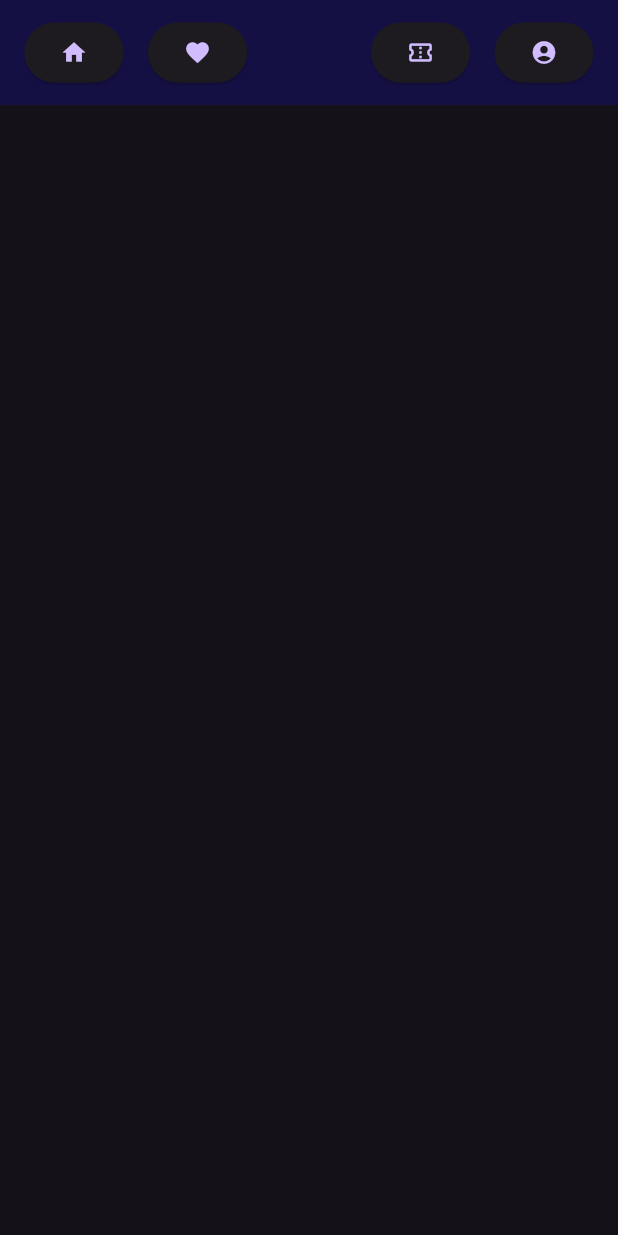
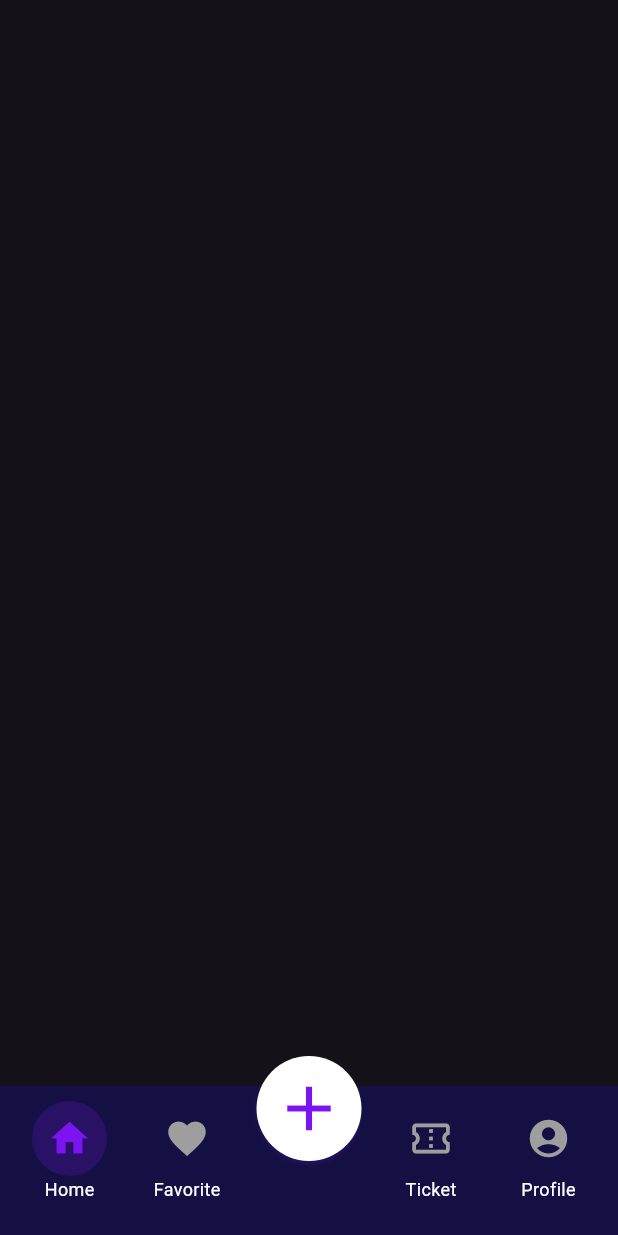
Before and after one commit to protik0939/party_app, a Flutter app: the Layout screen opened directly, on a phone screen of 412 x 824 dp. Run offline on Flutter 3.47's test engine with Material 3 defaults, Android fonts, the phone set to English and light mode, and no system bars; our stand-ins replace go_router, pinput.

Commit message:
Refactor layout structure and update navigation; fix various widget properties and types

```diff
--- a/lib/widgets/Layout/Layout.dart
+++ b/lib/widgets/Layout/Layout.dart
@@ -1,8 +1,4 @@
 import 'package:flutter/material.dart';
-import 'package:go_router/go_router.dart';
-import 'package:flutter_application_1/widgets/ProfilePage/ProfilePage.dart';
-import 'package:flutter_application_1/widgets/Layout/homePage/HomePage.dart';
-import 'package:flutter_application_1/widgets/Layout/BottomNavBar/BottomNavBar.dart';
 
 class Layout extends StatefulWidget {
   final Widget child;
@@ -18,40 +14,163 @@ class _LayoutState extends State<Layout> {
   void _changeRoute(String index) {
     setState(() {
       currentIndex = index;
-      context.go('/$index');
+      // context.go('/$index');
     });
   }
 
   @override
   Widget build(BuildContext context) {
     return Scaffold(
-      body: Container(
-        height: 70,
+      body: Stack(
+        children: [
+          Align(
+            alignment: Alignment.bottomCenter,
+            child: Container(
+              height: 100,
+              padding: EdgeInsets.symmetric(vertical: 10),
               decoration: BoxDecoration(color: Color(0xFF151044)),
               child: Row(
                 mainAxisAlignment: MainAxisAlignment.spaceEvenly,
                 children: [
+                  Column(
+                    children: [
                       ElevatedButton(
+                        style: ElevatedButton.styleFrom(
+                          shape: CircleBorder(),
+                          padding: EdgeInsets.all(10),
+                          shadowColor: Colors.transparent,
+                          backgroundColor: currentIndex == 'home'
+                              ? Color.fromARGB(50, 124, 20, 242)
+                              : Color(0xFF151044),
+                        ),
                         onPressed: () {
                           _changeRoute('home');
                         },
-              child: Icon(Icons.home),
+                        child: Icon(
+                          Icons.home,
+                          color: currentIndex == 'home'
+                              ? Color.fromARGB(255, 124, 20, 242)
+                              : Colors.grey,
+                          size: 30,
                         ),
-            ElevatedButton(onPressed: () {}, child: Icon(Icons.favorite)),
-            SizedBox(width: 50),
+                      ),
+                      Text(
+                        'Home',
+                        style: TextStyle(color: Colors.white, fontSize: 12),
+                        textAlign: TextAlign.center,
+                      ),
+                    ],
+                  ),
+                  Column(
+                    children: [
                       ElevatedButton(
-              onPressed: () {},
-              child: Icon(Icons.confirmation_num_outlined),
+                        style: ElevatedButton.styleFrom(
+                          shape: CircleBorder(),
+                          shadowColor: Colors.transparent,
+                          padding: EdgeInsets.all(10),
+                          backgroundColor: currentIndex == 'favorite'
+                              ? Color.fromARGB(50, 124, 20, 242)
+                              : Color(0xFF151044),
                         ),
+                        onPressed: () {
+                          _changeRoute('favorite');
+                        },
+                        child: Icon(
+                          Icons.favorite,
+                          color: currentIndex == 'favorite'
+                              ? Color.fromARGB(255, 124, 20, 242)
+                              : Colors.grey,
+                          size: 30,
+                        ),
+                      ),
+                      Text(
+                        'Favorite',
+                        style: TextStyle(color: Colors.white, fontSize: 12),
+                        textAlign: TextAlign.center,
+                      ),
+                    ],
+                  ),
+                  SizedBox(width: 70),
+                  Column(
+                    children: [
                       ElevatedButton(
+                        style: ElevatedButton.styleFrom(
+                          shape: CircleBorder(),
+                          padding: EdgeInsets.all(10),
+                          shadowColor: Colors.transparent,
+                          backgroundColor: currentIndex == 'ticket'
+                              ? Color.fromARGB(50, 124, 20, 242)
+                              : Color(0xFF151044),
+                        ),
+                        onPressed: () {
+                          _changeRoute('ticket');
+                        },
+                        child: Icon(
+                          Icons.confirmation_num_outlined,
+                          color: currentIndex == 'ticket'
+                              ? Color.fromARGB(255, 124, 20, 242)
+                              : Colors.grey,
+                          size: 30,
+                        ),
+                      ),
+                      Text(
+                        'Ticket',
+                        style: TextStyle(color: Colors.white, fontSize: 12),
+                        textAlign: TextAlign.center,
+                      ),
+                    ],
+                  ),
+                  Column(
+                    children: [
+                      ElevatedButton(
+                        style: ElevatedButton.styleFrom(
+                          shape: CircleBorder(),
+                          padding: EdgeInsets.all(10),
+                          shadowColor: Colors.transparent,
+                          backgroundColor: currentIndex == 'profile'
+                              ? Color.fromARGB(50, 124, 20, 242)
+                              : Color(0xFF151044),
+                        ),
                         onPressed: () {
                           _changeRoute('profile');
                         },
-              child: Icon(Icons.account_circle),
+                        child: Icon(
+                          Icons.account_circle,
+                          color: currentIndex == 'profile'
+                              ? Color.fromARGB(255, 124, 20, 242)
+                              : Colors.grey,
+                          size: 30,
+                        ),
+                      ),
+                      Text(
+                        'Profile',
+                        style: TextStyle(color: Colors.white, fontSize: 12),
+                        textAlign: TextAlign.center,
+                      ),
+                    ],
                   ),
                 ],
               ),
             ),
+          ),
+          Align(
+            alignment: Alignment.bottomCenter,
+            child: Container(
+              padding: EdgeInsets.only(bottom: 50),
+              child: ElevatedButton(
+                style: ElevatedButton.styleFrom(
+                  shape: CircleBorder(),
+                  padding: EdgeInsets.all(10),
+                  backgroundColor: Color.fromARGB(255, 255, 255, 255),
+                  shadowColor: Color.fromARGB(143, 124, 20, 242),
+                ),
+                onPressed: () {},
+                child: Icon(Icons.add, size: 50, color: Color(0xFF7C14F2)),
+              ),
+            ),
+          ),
+        ],
+      ),
     );
   }
 }
--- a/lib/widgets/SignUpPage/SignUp.dart
+++ b/lib/widgets/SignUpPage/SignUp.dart
@@ -15,7 +15,7 @@ class _SignUpState extends State<SignUp> {
     _viewPassword = !_viewPassword;
   }
 
-  var _checked = false;
+  final _checked = false;
 
   @override
   Widget build(BuildContext context) {
--- a/lib/widgets/loginPage/ForgotPassword/NewPasswordInput.dart
+++ b/lib/widgets/loginPage/ForgotPassword/NewPasswordInput.dart
@@ -15,7 +15,7 @@ class _NewPasswordInputState extends State<NewPasswordInput> {
     _viewPassword = !_viewPassword;
   }
 
-  var _checked = false;
+  final _checked = false;
 
   @override
   Widget build(BuildContext context) {
--- a/lib/widgets/loginPage/ForgotPassword/OtpVerify.dart
+++ b/lib/widgets/loginPage/ForgotPassword/OtpVerify.dart
@@ -45,7 +45,7 @@ class _OtpverifyState extends State<Otpverify> {
                 ],
               ),
               SizedBox(height: 50),
-              Container(
+              SizedBox(
                 width: w,
                 child: Text(
                   'Authentication Code',
@@ -55,7 +55,7 @@ class _OtpverifyState extends State<Otpverify> {
               ),
               Padding(
                 padding: const EdgeInsets.only(top: 10),
-                child: Container(
+                child: SizedBox(
                   width: w,
                   child: RichText(
                     text: TextSpan(
--- a/lib/widgets/loginPage/ForgotPassword/VerificationMethods.dart
+++ b/lib/widgets/loginPage/ForgotPassword/VerificationMethods.dart
@@ -69,14 +69,14 @@ class _VerificationMethodsState extends State<VerificationMethods> {
                 height: 70,
                 child: OutlinedButton(
                   style: ButtonStyle(
-                    side: MaterialStateProperty.all(
+                    side: WidgetStateProperty.all(
                       BorderSide(
                         color: _method == 'sms'
                             ? Colors.deepPurple
                             : Colors.white,
                       ),
                     ),
-                    shape: MaterialStateProperty.all(
+                    shape: WidgetStateProperty.all(
                       RoundedRectangleBorder(
                         borderRadius: BorderRadius.circular(10),
                       ),
@@ -135,14 +135,14 @@ class _VerificationMethodsState extends State<VerificationMethods> {
                 height: 70,
                 child: OutlinedButton(
                   style: ButtonStyle(
-                    side: MaterialStateProperty.all(
+                    side: WidgetStateProperty.all(
                       BorderSide(
                         color: _method == 'mail'
                             ? Colors.deepPurple
                             : Colors.white,
                       ),
                     ),
-                    shape: MaterialStateProperty.all(
+                    shape: WidgetStateProperty.all(
                       RoundedRectangleBorder(
                         borderRadius: BorderRadius.circular(10),
                       ),
--- a/lib/widgets/loginPage/SignIn.dart
+++ b/lib/widgets/loginPage/SignIn.dart
@@ -117,8 +117,8 @@ class _SignInState extends State<SignIn> {
                     Row(
                       children: [
                         Checkbox(
-                          fillColor: MaterialStateProperty.resolveWith((states) {
-                            if (!states.contains(MaterialState.selected)) {
+                          fillColor: WidgetStateProperty.resolveWith((states) {
+                            if (!states.contains(WidgetState.selected)) {
                               return Colors.transparent;
                             }
                             return null;
--- a/lib/widgets/startScreen/preLoginScreen.dart
+++ b/lib/widgets/startScreen/preLoginScreen.dart
@@ -114,11 +114,11 @@ class _PreloginscreenState extends State<Preloginscreen> {
                             ),
                           );
                         },
-                        child: Icon(Icons.keyboard_arrow_right),
                         style: ElevatedButton.styleFrom(
                           backgroundColor: Color(0xFF7C14F2),
                           foregroundColor: Colors.white,
                         ),
+                        child: Icon(Icons.keyboard_arrow_right),
                       ),
                     ),
                   ],
--- a/lib/widgets/startScreen/preLoginScreen2.dart
+++ b/lib/widgets/startScreen/preLoginScreen2.dart
@@ -112,11 +112,11 @@ class _Preloginscreen2State extends State<Preloginscreen2> {
                             MaterialPageRoute(builder: (context) => SignIn()),
                           );
                         },
-                        child: Icon(Icons.keyboard_arrow_right),
                         style: ElevatedButton.styleFrom(
                           backgroundColor: Color(0xFF7C14F2),
                           foregroundColor: Colors.white,
                         ),
+                        child: Icon(Icons.keyboard_arrow_right),
                       ),
                     ),
                   ],
--- a/lib/widgets/startScreen/startScreen.dart
+++ b/lib/widgets/startScreen/startScreen.dart
@@ -36,7 +36,7 @@ class _StartScreenState extends State<StartScreen> {
     var w = MediaQuery.widthOf(context);
 
     return Scaffold(
-      body: Container(
+      body: SizedBox(
         height: h,
         width: w,
         child: Image.asset(
```
Lines whose indentation alone changed are shown as unchanged.
